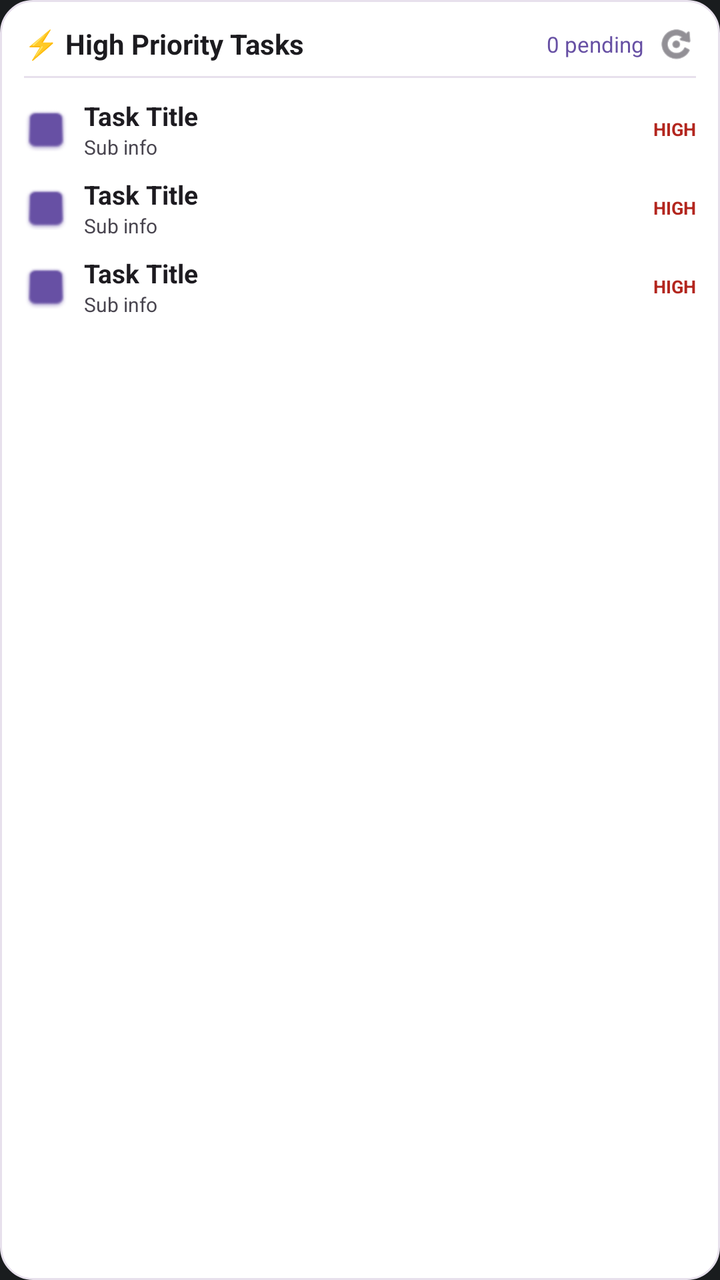
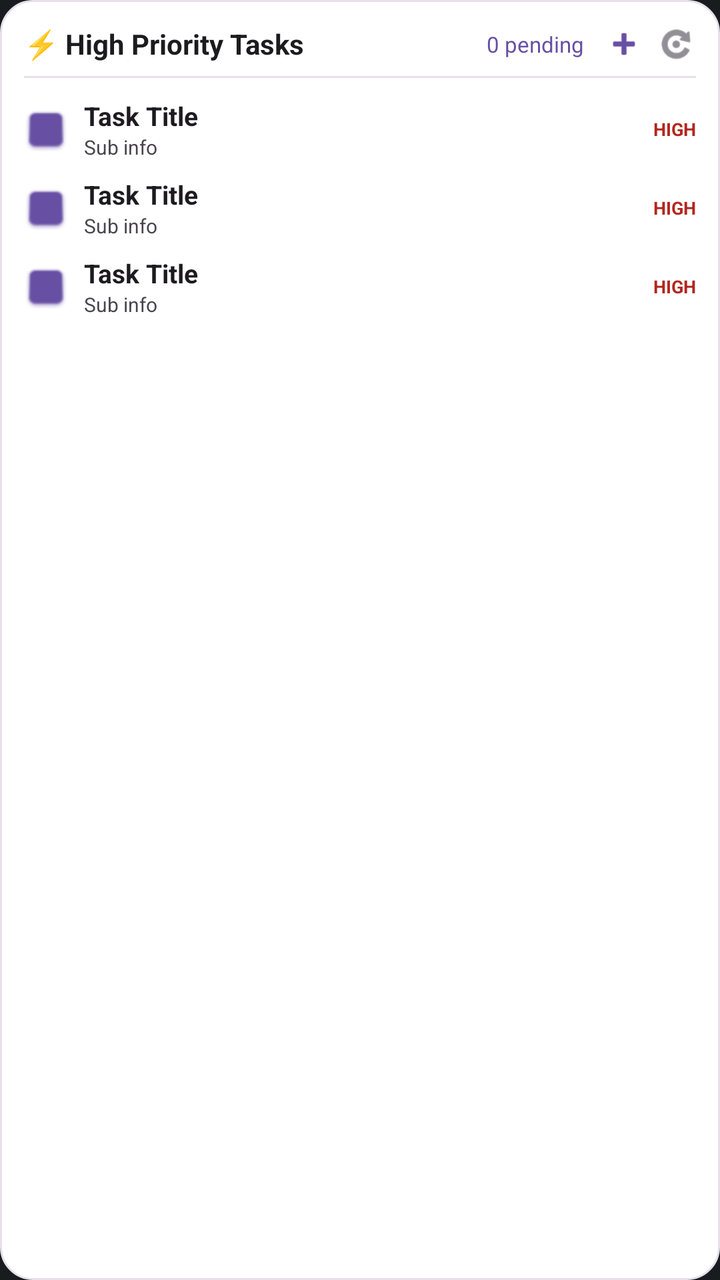

Screens rendered from an Android XML layout before and after an edit, with the pre-edit source and the edit as a unified diff.
<!-- AndroidManifest.xml: application theme Theme.Cobbyai -->
<!-- res/layout/task_widget_layout.xml -->
<?xml version="1.0" encoding="utf-8"?>
<LinearLayout xmlns:android="http://schemas.android.com/apk/res/android"
    android:id="@+id/widget_root"
    android:layout_width="match_parent"
    android:layout_height="match_parent"
    android:orientation="vertical"
    android:background="@drawable/widget_background"
    android:padding="12dp">

    
    <LinearLayout
        android:id="@+id/widget_header_container"
        android:layout_width="match_parent"
        android:layout_height="wrap_content"
        android:orientation="horizontal"
        android:gravity="center_vertical">

        <TextView
            android:id="@+id/widget_title"
            android:layout_width="0dp"
            android:layout_height="wrap_content"
            android:layout_weight="1"
            android:text="⚡ High Priority Tasks"
            android:textColor="#1C1B1F"
            android:textSize="14sp"
            android:textStyle="bold" />

        <TextView
            android:id="@+id/widget_badge"
            android:layout_width="wrap_content"
            android:layout_height="wrap_content"
            android:text="0 pending"
            android:textColor="#6750A4"
            android:textSize="11sp"
            android:paddingStart="6dp"
            android:paddingEnd="6dp" />

        <ImageView
            android:id="@+id/widget_refresh_btn"
            android:layout_width="20dp"
            android:layout_height="20dp"
            android:src="@android:drawable/ic_menu_rotate"
            android:tint="#49454F"
            android:contentDescription="Refresh Widget" />
    </LinearLayout>

    <View
        android:layout_width="match_parent"
        android:layout_height="1dp"
        android:background="#E7E0EC"
        android:layout_marginTop="6dp"
        android:layout_marginBottom="6dp" />

    
    <TextView
        android:id="@+id/widget_empty_text"
        android:layout_width="match_parent"
        android:layout_height="wrap_content"
        android:text="🎉 All clear! No pending tasks."
        android:textColor="#79747E"
        android:textSize="12sp"
        android:gravity="center"
        android:paddingTop="12dp"
        android:paddingBottom="12dp"
        android:visibility="gone" />

    
    <LinearLayout
        android:id="@+id/widget_task_row_1"
        android:layout_width="match_parent"
        android:layout_height="wrap_content"
        android:orientation="horizontal"
        android:gravity="center_vertical"
        android:paddingTop="4dp"
        android:paddingBottom="4dp">

        <ImageView
            android:id="@+id/widget_task_check_1"
            android:layout_width="22dp"
            android:layout_height="22dp"
            android:src="@android:drawable/checkbox_off_background"
            android:tint="#6750A4"
            android:contentDescription="Mark Completed" />

        <LinearLayout
            android:layout_width="0dp"
            android:layout_height="wrap_content"
            android:layout_weight="1"
            android:orientation="vertical"
            android:paddingStart="8dp"
            android:paddingEnd="4dp">

            <TextView
                android:id="@+id/widget_task_title_1"
                android:layout_width="wrap_content"
                android:layout_height="wrap_content"
                android:text="Task Title"
                android:textColor="#1D1B20"
                android:textSize="13sp"
                android:textStyle="bold"
                android:maxLines="1"
                android:ellipsize="end" />

            <TextView
                android:id="@+id/widget_task_sub_1"
                android:layout_width="wrap_content"
                android:layout_height="wrap_content"
                android:text="Sub info"
                android:textColor="#49454F"
                android:textSize="10sp"
                android:maxLines="1"
                android:ellipsize="end" />
        </LinearLayout>

        <TextView
            android:id="@+id/widget_task_priority_1"
            android:layout_width="wrap_content"
            android:layout_height="wrap_content"
            android:text="HIGH"
            android:textColor="#B3261E"
            android:textSize="9sp"
            android:textStyle="bold" />
    </LinearLayout>

    
    <LinearLayout
        android:id="@+id/widget_task_row_2"
        android:layout_width="match_parent"
        android:layout_height="wrap_content"
        android:orientation="horizontal"
        android:gravity="center_vertical"
        android:paddingTop="4dp"
        android:paddingBottom="4dp">

        <ImageView
            android:id="@+id/widget_task_check_2"
            android:layout_width="22dp"
            android:layout_height="22dp"
            android:src="@android:drawable/checkbox_off_background"
            android:tint="#6750A4"
            android:contentDescription="Mark Completed" />

        <LinearLayout
            android:layout_width="0dp"
            android:layout_height="wrap_content"
            android:layout_weight="1"
            android:orientation="vertical"
            android:paddingStart="8dp"
            android:paddingEnd="4dp">

            <TextView
                android:id="@+id/widget_task_title_2"
                android:layout_width="wrap_content"
                android:layout_height="wrap_content"
                android:text="Task Title"
                android:textColor="#1D1B20"
                android:textSize="13sp"
                android:textStyle="bold"
                android:maxLines="1"
                android:ellipsize="end" />

            <TextView
                android:id="@+id/widget_task_sub_2"
                android:layout_width="wrap_content"
                android:layout_height="wrap_content"
                android:text="Sub info"
                android:textColor="#49454F"
                android:textSize="10sp"
                android:maxLines="1"
                android:ellipsize="end" />
        </LinearLayout>

        <TextView
            android:id="@+id/widget_task_priority_2"
            android:layout_width="wrap_content"
            android:layout_height="wrap_content"
            android:text="HIGH"
            android:textColor="#B3261E"
            android:textSize="9sp"
            android:textStyle="bold" />
    </LinearLayout>

    
    <LinearLayout
        android:id="@+id/widget_task_row_3"
        android:layout_width="match_parent"
        android:layout_height="wrap_content"
        android:orientation="horizontal"
        android:gravity="center_vertical"
        android:paddingTop="4dp"
        android:paddingBottom="4dp">

        <ImageView
            android:id="@+id/widget_task_check_3"
            android:layout_width="22dp"
            android:layout_height="22dp"
            android:src="@android:drawable/checkbox_off_background"
            android:tint="#6750A4"
            android:contentDescription="Mark Completed" />

        <LinearLayout
            android:layout_width="0dp"
            android:layout_height="wrap_content"
            android:layout_weight="1"
            android:orientation="vertical"
            android:paddingStart="8dp"
            android:paddingEnd="4dp">

            <TextView
                android:id="@+id/widget_task_title_3"
                android:layout_width="wrap_content"
                android:layout_height="wrap_content"
                android:text="Task Title"
                android:textColor="#1D1B20"
                android:textSize="13sp"
                android:textStyle="bold"
                android:maxLines="1"
                android:ellipsize="end" />

            <TextView
                android:id="@+id/widget_task_sub_3"
                android:layout_width="wrap_content"
                android:layout_height="wrap_content"
                android:text="Sub info"
                android:textColor="#49454F"
                android:textSize="10sp"
                android:maxLines="1"
                android:ellipsize="end" />
        </LinearLayout>

        <TextView
            android:id="@+id/widget_task_priority_3"
            android:layout_width="wrap_content"
            android:layout_height="wrap_content"
            android:text="HIGH"
            android:textColor="#B3261E"
            android:textSize="9sp"
            android:textStyle="bold" />
    </LinearLayout>
</LinearLayout>
<!-- resources referenced by this layout -->
<resources>
  <!-- drawable widget_background (drawable) -->
  <?xml version="1.0" encoding="utf-8"?>
  <shape xmlns:android="http://schemas.android.com/apk/res/android"
      android:shape="rectangle">
      <solid android:color="#FFFFFF" />
      <corners android:radius="16dp" />
      <stroke
          android:width="1dp"
          android:color="#E7E0EC" />
  </shape>
  <style name="Theme.Cobbyai" parent="android:Theme.DeviceDefault.NoActionBar" />
</resources>

<!-- the commit's change to res/layout/task_widget_layout.xml (unified diff, before → after) -->
@@ -32,13 +32,23 @@
             android:text="0 pending"
             android:textColor="#6750A4"
             android:textSize="11sp"
-            android:paddingStart="6dp"
-            android:paddingEnd="6dp" />
+            android:paddingStart="4dp"
+            android:paddingEnd="4dp" />
+
+        <ImageView
+            android:id="@+id/widget_add_btn"
+            android:layout_width="20dp"
+            android:layout_height="20dp"
+            android:layout_marginStart="6dp"
+            android:src="@android:drawable/ic_input_add"
+            android:tint="#6750A4"
+            android:contentDescription="Add Task" />
 
         <ImageView
             android:id="@+id/widget_refresh_btn"
             android:layout_width="20dp"
             android:layout_height="20dp"
+            android:layout_marginStart="6dp"
             android:src="@android:drawable/ic_menu_rotate"
             android:tint="#49454F"
             android:contentDescription="Refresh Widget" />
